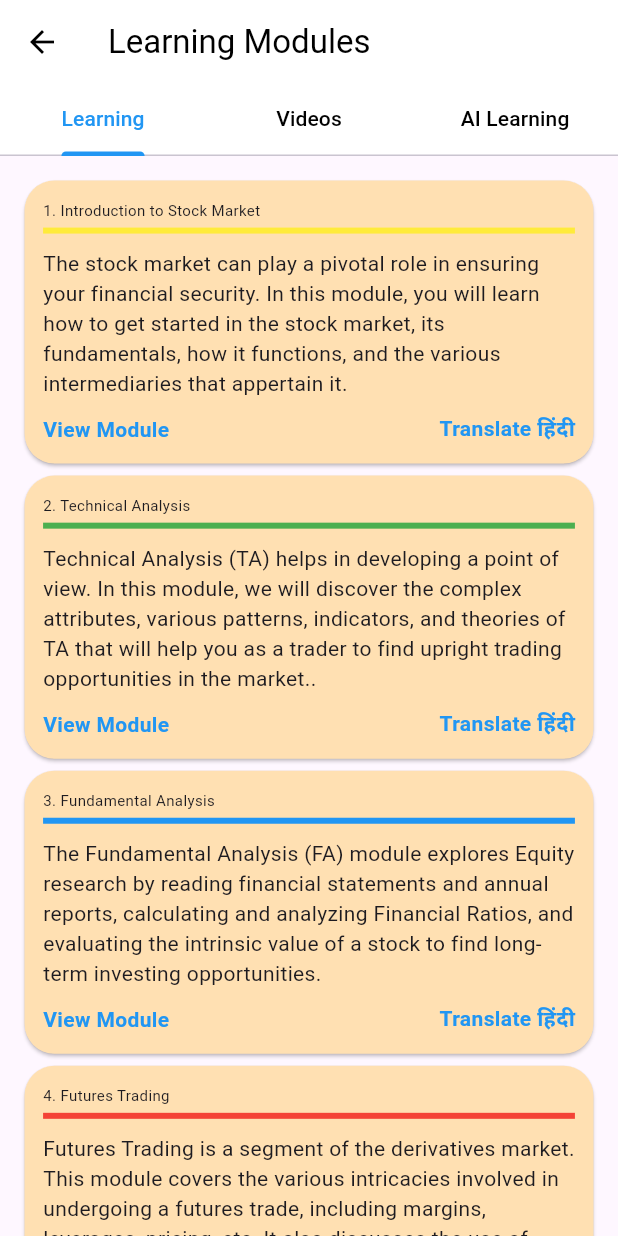
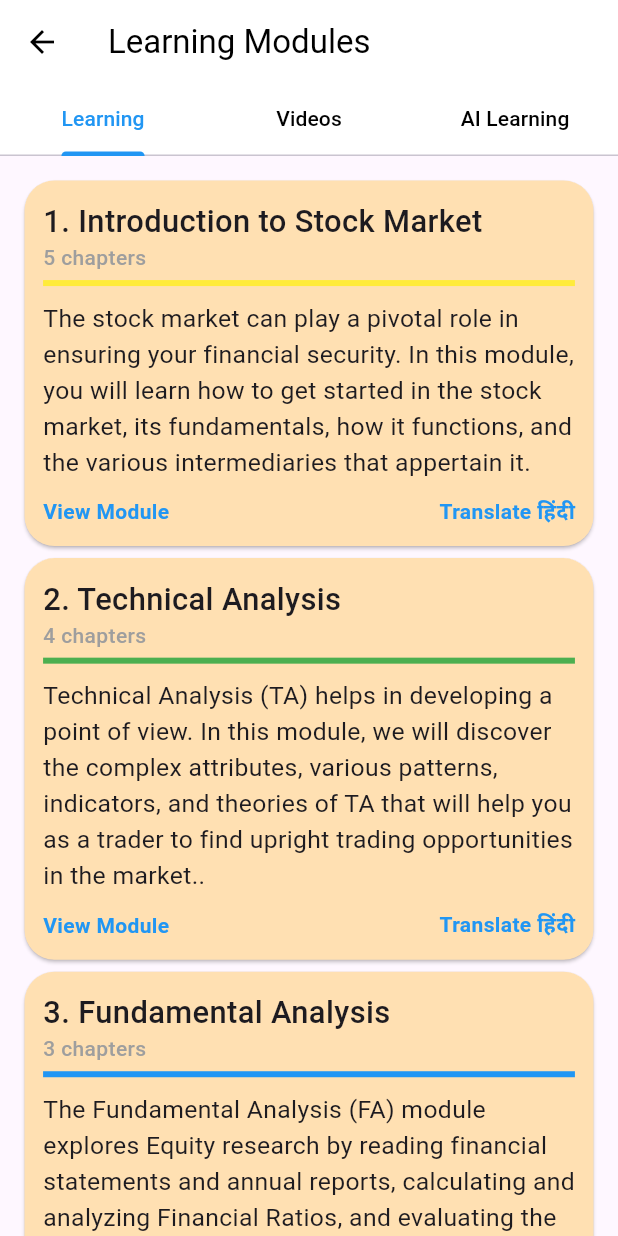
Before and after one commit to shubh865/Money-Mentor, a Flutter app: the PayScreen screen opened directly, on a phone screen of 412 x 824 dp. Run offline on Flutter 3.47's test engine with Material 3 defaults, Android fonts, the phone set to English and light mode, and no system bars; our stand-ins replace fl_chart, flutter_svg, go_router, google_fonts; missing offline and left inert: size_config.

Commit message:
models created

```diff
--- a/app/lib/constants/image_constants.dart
+++ b/app/lib/constants/image_constants.dart
@@ -3,8 +3,11 @@ class AssetsConstant{
   static const String _assetsSvgPath = "assets/svgs";
   static const String _assetsimagePath = "assets/images";
   static const String _assetsBgPath = "assets/bg";
+  static const String  _assetsJpgPath="assets/jpgs";
 
 
   //Home Page svgs
   static const String chatbot="$_assetsSvgPath/chatbot.svg";
+// learning module page
+  static const String ch1="$_assetsJpgPath/ch1.jpg";
 }
--- a/app/lib/main.dart
+++ b/app/lib/main.dart
@@ -17,7 +17,7 @@ class MainApp extends StatelessWidget {
         debugShowCheckedModeBanner: false,
         home: Builder(builder: (context) {
           SizeConfig().init(context); // Initialize SizeConfig here
-          return Drop();
+          return MyHomePage();
         }));
   }
 }
--- a/app/lib/models/findata.dart
+++ b/app/lib/models/findata.dart
@@ -1,42 +1,51 @@
+import 'package:bob_hacks/constants/image_constants.dart';
+
 class Modules {
   final String title;
   final String description;
   final String module;
   final String translate;
+  final String chapters;
 
   Modules({
     required this.title,
     required this.description,
     required this.module,
     required this.translate,
+    required this.chapters,
   });
 
   static final List<Modules> modules = [
     Modules(
+      chapters: "5 chapters",
       title: "Introduction to Stock Market",
       description: "The stock market can play a pivotal role in ensuring your financial security. In this module, you will learn how to get started in the stock market, its fundamentals, how it functions, and the various intermediaries that appertain it.",
       module: "View Module",
-      translate: "Translate हिंदी"
+      translate: "Translate हिंदी",
     ),
     Modules(
+      chapters: "4 chapters",
       title: "Technical Analysis",
       description: "Technical Analysis (TA) helps in developing a point of view. In this module, we will discover the complex attributes, various patterns, indicators, and theories of TA that will help you as a trader to find upright trading opportunities in the market..",
       module: "View Module",
       translate: "Translate हिंदी"
     ),
     Modules(
+      chapters: "3 chapters",
       title: "Fundamental Analysis",
       description: "The Fundamental Analysis (FA) module explores Equity research by reading financial statements and annual reports, calculating and analyzing Financial Ratios, and evaluating the intrinsic value of a stock to find long-term investing opportunities.",
       module: "View Module",
       translate: "Translate हिंदी"
     ),
     Modules(
+      chapters: "6 chapters",
       title: "Futures Trading",
       description: "Futures Trading is a segment of the derivatives market. This module covers the various intricacies involved in undergoing a futures trade, including margins, leverages, pricing, etc. It also discusses the use of derivatives for hedging purposes..",
       module: "View Module",
       translate: "Translate हिंदी"
     ),
     Modules(
+      chapters: "4 chapters",
       title: "Options Theory for Professional Trading",
       description: "Options Trading is a segment of the derivatives segment. Options contracts grant the buyer the right to buy/sell the underlying without a compulsory obligation. This module discusses options contracts, pricing, and their profit and loss payoffs.",
       module: "View Module",
--- a/app/lib/pages/EducateScreen.dart
+++ b/app/lib/pages/EducateScreen.dart
@@ -1,5 +1,7 @@
 import 'package:bob_hacks/constants/sizeconfig.dart';
+import 'package:bob_hacks/core/theme/palette.dart';
 import 'package:bob_hacks/models/findata.dart';
+import 'package:bob_hacks/utils/ui_utils/text/text_widgets.dart';
 import 'package:bob_hacks/utils/ui_utils/text/typography.dart';
 import 'package:flutter/material.dart';
 
@@ -52,8 +54,9 @@ class PayScreen extends StatelessWidget {
               children: [
                 Text(
                   "${index + 1}. ${Modules.modules[index].title}",
-                  style: Typo.labelSmall,
+                  style: Typo.titleMedium,
                 ),
+                Txt("${Modules.modules[index].chapters}",style: Typo.labelLarge.copyWith(color: Palette.grey,)),
                 Container(
                   margin: EdgeInsets.only(top: 5, bottom: 10),
                   height: 4,
@@ -62,7 +65,7 @@ class PayScreen extends StatelessWidget {
                 ),
                 Text(
                   Modules.modules[index].description,
-                  style: TextStyle(),
+                  style: Typo.bodyMedium,
                 ),
                 SizedBox(height: 10),
                 Row(
--- a/app/lib/utils/app_utils/common_widgets/custom_chip_row.dart
+++ b/app/lib/utils/app_utils/common_widgets/custom_chip_row.dart
@@ -1,7 +1,9 @@
+import 'package:bob_hacks/constants/sizeconfig.dart';
 import 'package:flutter/material.dart';
 
 import '../../../constants/sizeconfig.dart';
 import '../../../core/theme/palette.dart';
+// import '../../ui_utils/size/size_config.dart';
 import '../../ui_utils/text/typography.dart';
 
 class CustomChipRow extends StatelessWidget {
--- a/app/lib/utils/ui_utils/buttons/buttons.dart
+++ b/app/lib/utils/ui_utils/buttons/buttons.dart
@@ -1,8 +1,10 @@
+import 'package:bob_hacks/constants/sizeconfig.dart';
 import 'package:flutter/material.dart';
 import 'package:flutter_svg/svg.dart';
 
 import '../../../constants/sizeconfig.dart';
 import '../../../core/theme/palette.dart';
+// import '../size/size_config.dart';
 import '../text/typography.dart';
 
 class GradientButton extends StatelessWidget {
--- a/app/lib/utils/ui_utils/text/fields/theme_helper.dart
+++ b/app/lib/utils/ui_utils/text/fields/theme_helper.dart
@@ -1,7 +1,9 @@
+import 'package:bob_hacks/constants/sizeconfig.dart';
 import 'package:flutter/material.dart';
 
 import '../../../../constants/sizeconfig.dart';
 import '../../../../core/theme/palette.dart';
+// import '../../size/size_config.dart';
 import '../text_style.dart';
 import '../typography.dart';
 
--- a/app/lib/utils/ui_utils/text/text_style.dart
+++ b/app/lib/utils/ui_utils/text/text_style.dart
@@ -1,7 +1,9 @@
+import 'package:bob_hacks/constants/sizeconfig.dart';
 import 'package:flutter/material.dart';
 
 import '../../../constants/sizeconfig.dart';
 import '../../../core/theme/palette.dart';
+// import '../size/size_config.dart';
 
 TextStyle bigBoldTitle() {
   return TextStyle(
--- a/app/lib/utils/ui_utils/text/typography.dart
+++ b/app/lib/utils/ui_utils/text/typography.dart
@@ -1,6 +1,7 @@
+import 'package:bob_hacks/constants/sizeconfig.dart';
 import 'package:flutter/material.dart';
 
-import '../../../constants/sizeconfig.dart';
+// import '../size/size_config.dart';
 
 class Typo {
   Typo._();
```
Also changed, not shown: app/lib/models/chapter.dart (added, +12 -0 lines), app/lib/models/module_details.dart (added, +12 -0 lines), app/assets/jpgs/ch1.jpg (added), 1 other file.
